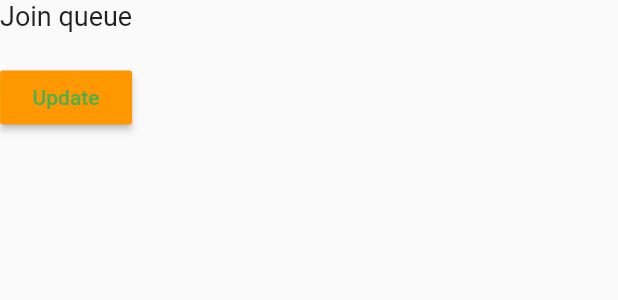
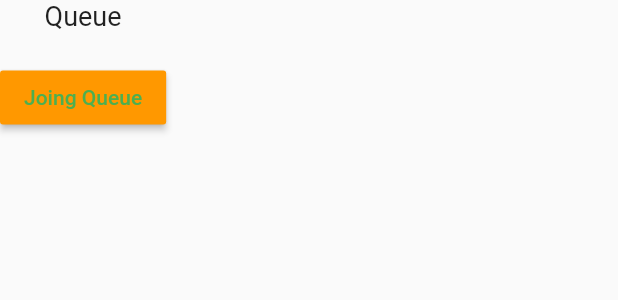
Before and after one commit to InvincibleJuggernaut/VirQ, a Flutter app: the QueueDetails widget shown alone on an empty page, opened directly, on a phone screen of 412 x 824 dp. Shown: the top 300 px of the screen. Run offline on Flutter 3.47's test engine with Material 2 defaults, Android fonts, the phone set to English and light mode, and no system bars; our stand-ins replace cloud_firestore, firebase_auth, flutter_spinkit; accounts and stored records are empty.

```diff
--- a/lib/screens/home/queue_details_form.dart
+++ b/lib/screens/home/queue_details_form.dart
@@ -53,14 +53,14 @@ class _QueueDetailsState extends State<QueueDetails> {
       child: Column(
         children: <Widget>[
           Text(
-            'Join queue',
+            'Queue',
             style: TextStyle(fontSize: 18.0),
           ),
           SizedBox(height: 20.0),
           RaisedButton(
             color: Colors.orange[500],
             child: Text(
-              'Update',
+              'Joing Queue',
               style: TextStyle(color: Colors.green),
             ),
             onPressed: () async {
--- a/lib/services/auth.dart
+++ b/lib/services/auth.dart
@@ -42,7 +42,9 @@ class AuthService {
     try {
       AuthResult result = await _auth.createUserWithEmailAndPassword(email: email, password: password);
       FirebaseUser user = result.user;
-      await DatabaseService(uid: user.uid).updatePlaceData('abc',0,0);
+      //await DatabaseService(uid: user.uid).updatePlaceData('abc',0,0);
+      await UserDatabaseService(uid: user.uid).updateUserData(email, 'false','none', 0);
+      print(user.uid);
       return _userFromFirebaseUser(user);
     } catch(e) {
       print(e.toString());
--- a/lib/services/database.dart
+++ b/lib/services/database.dart
@@ -45,3 +45,21 @@ class DatabaseService {
     .map(_placeDataFromSnapshot);
   }
 }
+
+class UserDatabaseService {
+
+  final String uid;
+  UserDatabaseService({ this.uid });
+
+  final CollectionReference userCollection = Firestore.instance.collection('users');
+
+  Future updateUserData(String email, String status, String queueAt, int token) async {
+
+    return await userCollection.document(uid).setData({
+      'email': email,
+      'status': status,
+      'queueAt': queueAt,
+      'token': token,
+    });
+  }
+}
```
Also changed, not shown: 3 other files.
